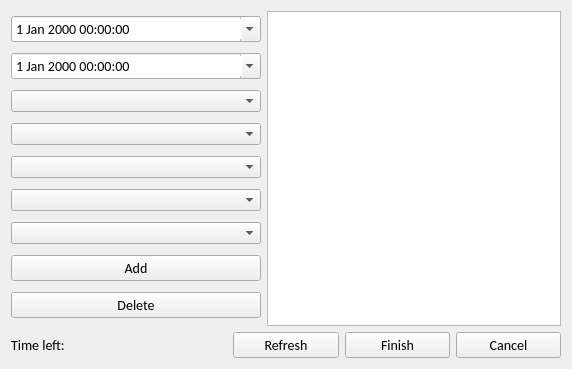
Above: Source/Time Track/shifteditform.ui from joshuawootonn/time-track before the change. Below: the same form after it.
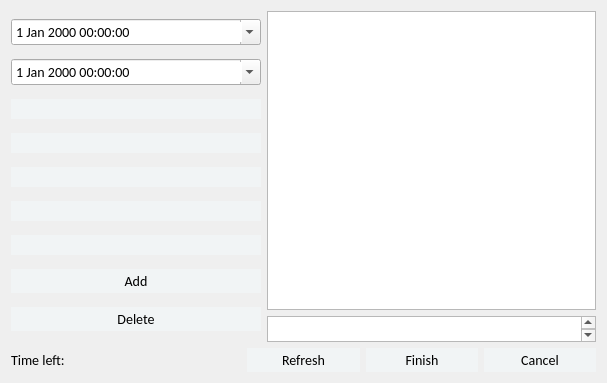
That is the form after the change.

Diff of the .ui file:
```diff
--- a/Source/Time Track/shifteditform.ui
+++ b/Source/Time Track/shifteditform.ui
@@ -6,8 +6,8 @@
    <rect>
     <x>0</x>
     <y>0</y>
-    <width>572</width>
-    <height>369</height>
+    <width>607</width>
+    <height>383</height>
    </rect>
   </property>
   <property name="font">
@@ -20,40 +20,84 @@
    <string>Time-Track</string>
   </property>
   <property name="styleSheet">
-   <string notr="true">*{
+   <string notr="true">QWidget#MainForm{
+
+background-color:#BAC7BE;
+}
+*{
 font-family:&quot;Calibri&quot;;
 font-size: 14px;
 
 }
+
+
 QTabWidget{
 margin:0px;
 padding:0px;
 border-top: 15px solid #D3D3D3;
 
+background-color:#F1F4F5;
+
 }
+QTabWidget#EmployeeSettings{
+background-color:#F1F4F5;
+}
+
+
 QStackedWidget{
 margin:0px;
 padding:0px;
 }
+
+
 QWidget{
 margin:0px;
 padding:0px;
 }
 
+
+
 QPushButton{
 padding:3px;
+border:none;
+background-color:#F1F4F5;
 }
+QPushButton:hover:!pressed{
+background-color:#E4E9EB;
+}
+
+
+QComboBox{
+border:none;
+background-color:#F1F4F5;
+}
+QComboBox:hover {
+background-color:#E4E9EB;
+}
+QComboBox:drop-down{
+border:none;
+}
+
+
 QRadioButton{
 padding:0px;
 margin:0px;
 }
 
-QTabWidget{
 
+QGroupBox {
+    border: 0px solid gray;
+	
+    margin-top: 0.5em;
+	margin-right:0px;
+	margin-left:0px;
 }
-QGroupBox { 
-   
- } </string>
+QGroupBox::title {
+    subcontrol-origin: margin;
+    left: 10px;
+    padding: 0 3px 0 3px;
+}
+</string>
   </property>
   <layout class="QGridLayout" name="gridLayout">
    <item row="0" column="0">
@@ -153,11 +197,25 @@
         </layout>
        </item>
        <item>
-        <widget class="QTableWidget" name="Sections">
-         <attribute name="verticalHeaderMinimumSectionSize">
-          <number>30</number>
-         </attribute>
-        </widget>
+        <layout class="QVBoxLayout" name="verticalLayout_3">
+         <item>
+          <widget class="QTableWidget" name="Sections">
+           <attribute name="verticalHeaderMinimumSectionSize">
+            <number>30</number>
+           </attribute>
+          </widget>
+         </item>
+         <item>
+          <widget class="QTextEdit" name="Description">
+           <property name="maximumSize">
+            <size>
+             <width>16777215</width>
+             <height>26</height>
+            </size>
+           </property>
+          </widget>
+         </item>
+        </layout>
        </item>
       </layout>
      </item>
```
